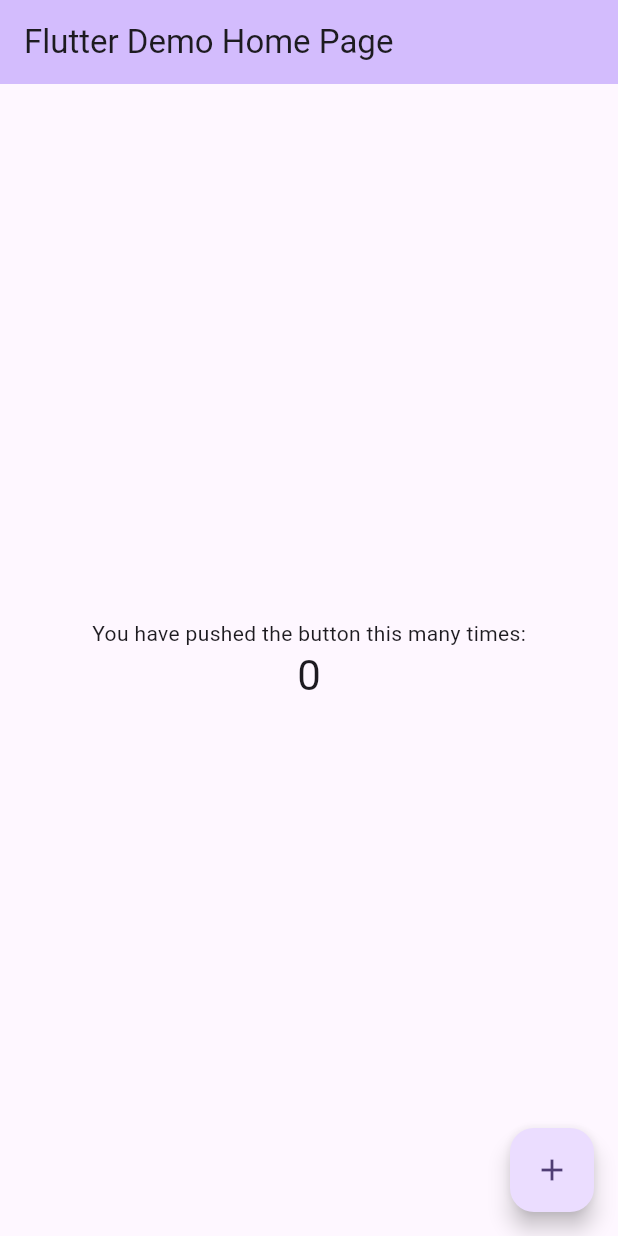
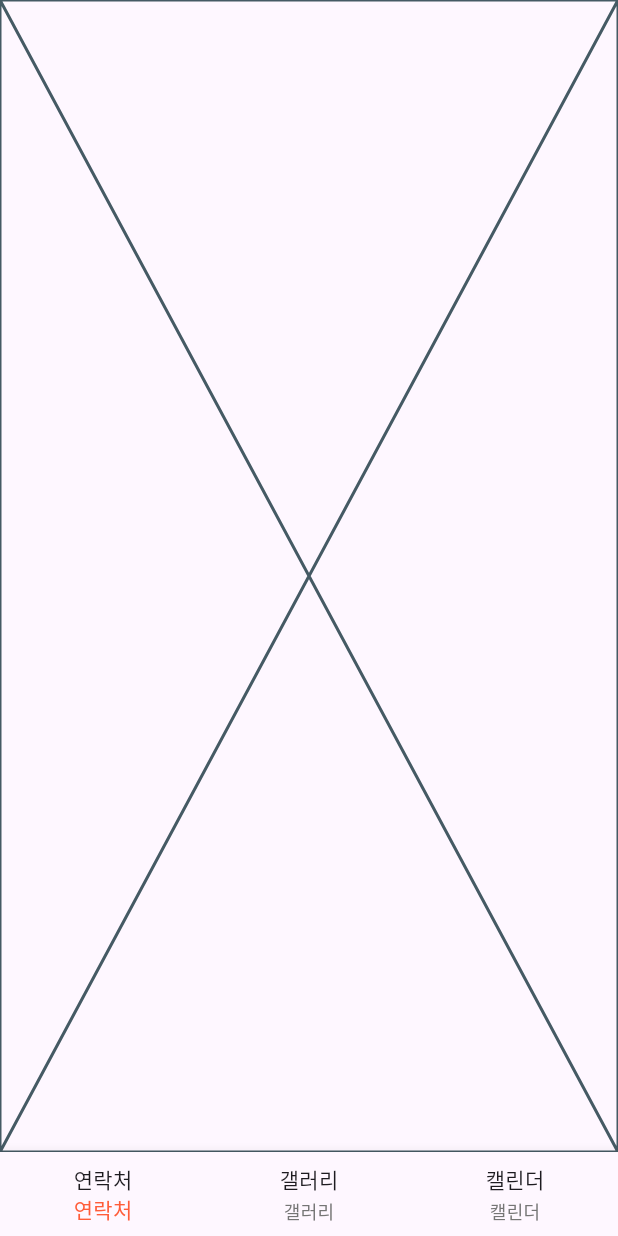
Before and after one commit to jjjh02/madcamp_1week, a Flutter app: the screen it shows after launch, on a phone screen of 412 x 824 dp. Run offline on Flutter 3.47's test engine with Material 3 defaults, Android fonts, the phone set to English and light mode, and no system bars; Roboto replaces fonts that are missing (SUITE).

Commit message:
navigationbarpage 생성

```diff
--- /dev/null
+++ b/lib/NavigationPage.dart
@@ -0,0 +1,60 @@
+import 'package:flutter/material.dart';
+import 'package:madcamp_1week/pages/calendar/ViewCalendarPage.dart';
+import 'package:madcamp_1week/pages/contact/ViewContactPage.dart';
+import 'package:madcamp_1week/pages/gallery/ViewGalleryPage.dart';
+
+class NavigationPageWidget extends StatefulWidget {
+  const NavigationPageWidget({super.key});
+  @override
+  _NavigationPageWidgetState createState() => _NavigationPageWidgetState();
+}
+
+class _NavigationPageWidgetState extends State<NavigationPageWidget> {
+  int _selectedIndex = 0;
+  @override
+  void initState() {
+    super.initState();
+  }
+
+  void _onItemTapped(int index) {
+    setState(() {
+      _selectedIndex = index;
+    });
+  }
+
+  @override
+  Widget build(BuildContext context) {
+    final List<Widget> _widgetOptions = <Widget>[
+      ViewContactPageWidget(),
+      ViewGalleryPageWidget(),
+      ViewCalendarPageWidget(),
+    ];
+    return Scaffold(
+        body: SafeArea(
+          child: _widgetOptions.elementAt(_selectedIndex),
+        ),
+        bottomNavigationBar: Container(
+          child: BottomNavigationBar(
+            items: const <BottomNavigationBarItem>[
+              BottomNavigationBarItem(
+                icon: Text("연락처"),
+                label: "연락처",
+              ),
+              BottomNavigationBarItem(
+                icon: Text("갤러리"),
+                label: "갤러리",
+              ),
+              BottomNavigationBarItem(
+                icon: Text("캘린더"),
+                label: "캘린더",
+              ),
+            ],
+            currentIndex: _selectedIndex,
+            selectedItemColor: const Color(0xffFF5C39),
+            unselectedItemColor: const Color(0xff757575),
+            onTap: _onItemTapped,
+            selectedLabelStyle: TextStyle(fontFamily: "SUITE"),
+          ),
+        ));
+  }
+}
--- a/lib/main.dart
+++ b/lib/main.dart
@@ -1,4 +1,5 @@
 import 'package:flutter/material.dart';
+import 'package:madcamp_1week/NavigationPage.dart';
 
 void main() {
   runApp(const MyApp());
@@ -10,29 +11,10 @@
   // This widget is the root of your application.
   @override
   Widget build(BuildContext context) {
-    return MaterialApp(
-      title: 'Flutter Demo',
-      theme: ThemeData(
-        // This is the theme of your application.
-        //
-        // TRY THIS: Try running your application with "flutter run". You'll see
-        // the application has a purple toolbar. Then, without quitting the app,
-        // try changing the seedColor in the colorScheme below to Colors.green
-        // and then invoke "hot reload" (save your changes or press the "hot
-        // reload" button in a Flutter-supported IDE, or press "r" if you used
-        // the command line to start the app).
-        //
-        // Notice that the counter didn't reset back to zero; the application
-        // state is not lost during the reload. To reset the state, use hot
-        // restart instead.
-        //
-        // This works for code too, not just values: Most code changes can be
-        // tested with just a hot reload.
-        colorScheme: ColorScheme.fromSeed(seedColor: Colors.deepPurple),
-        useMaterial3: true,
-      ),
-      home: const MyHomePage(title: 'Flutter Demo Home Page'),
-    );
+    return MaterialApp(title: "Login", home: NavigationPageWidget());
+    //debugShowCheckedModeBanner: false,
+    // initialRoute: "/login",
+    // for test : home: SigninEnterNicknamePageWidget(),
   }
 }
 
--- /dev/null
+++ b/lib/pages/calendar/ViewCalendarPage.dart
@@ -0,0 +1,15 @@
+import 'package:flutter/material.dart';
+
+class ViewCalendarPageWidget extends StatefulWidget {
+  const ViewCalendarPageWidget({super.key});
+
+  @override
+  State<ViewCalendarPageWidget> createState() => _ViewCalendarPageWidgetState();
+}
+
+class _ViewCalendarPageWidgetState extends State<ViewCalendarPageWidget> {
+  @override
+  Widget build(BuildContext context) {
+    return const Placeholder();
+  }
+}
--- /dev/null
+++ b/lib/pages/contact/ViewContactPage.dart
@@ -0,0 +1,15 @@
+import 'package:flutter/material.dart';
+
+class ViewContactPageWidget extends StatefulWidget {
+  const ViewContactPageWidget({super.key});
+
+  @override
+  State<ViewContactPageWidget> createState() => _ViewContactPageWidgetState();
+}
+
+class _ViewContactPageWidgetState extends State<ViewContactPageWidget> {
+  @override
+  Widget build(BuildContext context) {
+    return const Placeholder();
+  }
+}
--- /dev/null
+++ b/lib/pages/gallery/ViewGalleryPage.dart
@@ -0,0 +1,15 @@
+import 'package:flutter/material.dart';
+
+class ViewGalleryPageWidget extends StatefulWidget {
+  const ViewGalleryPageWidget({super.key});
+
+  @override
+  State<ViewGalleryPageWidget> createState() => _ViewGalleryPageWidgetState();
+}
+
+class _ViewGalleryPageWidgetState extends State<ViewGalleryPageWidget> {
+  @override
+  Widget build(BuildContext context) {
+    return const Placeholder();
+  }
+}
```
